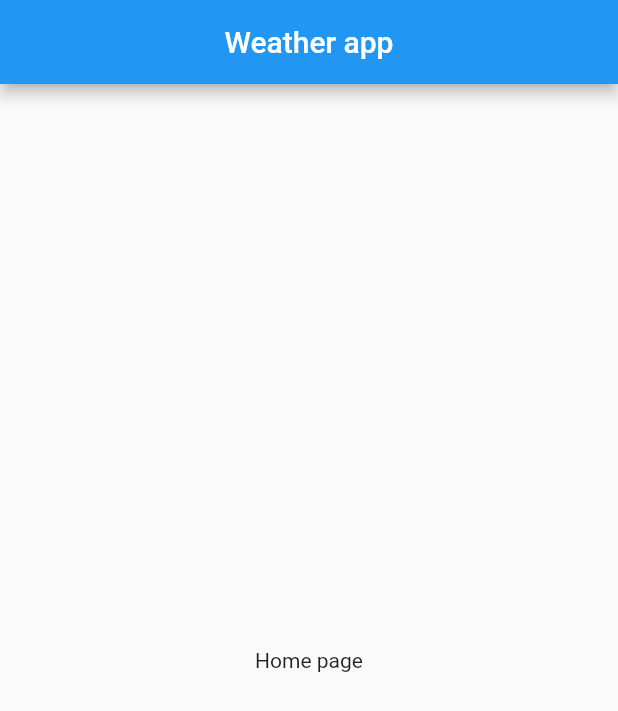
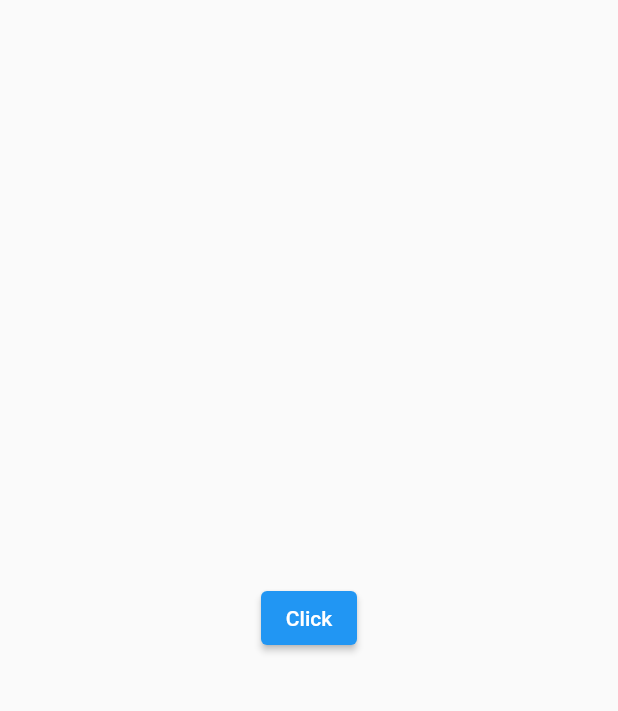
Before and after one commit to OstinPower41016/weather_app, a Flutter app: the screen it shows after launch, on a phone screen of 412 x 824 dp. Shown: the top 711 px of the screen. Run offline on Flutter 3.47's test engine with Material 2 defaults, Android fonts, the phone set to English and light mode, and no system bars; our stand-ins replace flutter_dotenv, get.

```diff
--- a/lib/app/controller/home_controller.dart
+++ /dev/null
@@ -1,22 +0,0 @@
-import 'package:get/get.dart';
-import 'package:weather_app/app/data/repository/weather_repository.dart';
-
-
-class HomeController extends GetxController {
-  String currentWeather = "";
-  String searchInputOfCity = "";
-  final WeatherRepository weatherRepo;
-
-  HomeController({required this.weatherRepo});
-
-
-  void setSearchInputOfCity(String value) {
-    searchInputOfCity = value;
-    _getCurrentWeather();
-  }
-
-  void _getCurrentWeather() {
-
-  }
-
-}
--- a/lib/app/data/repository/weather_repository.dart
+++ /dev/null
@@ -1,10 +0,0 @@
-
-import 'package:dio/dio.dart';
-import 'package:flutter/material.dart';
-import 'package:weather_app/app/data/provider/weather_api.dart';
-
-class WeatherRepository {
-  final WeatherAPI apiWeather;
-
-  WeatherRepository({required this.apiWeather});
-}
--- a/lib/app/routes/app_pages.dart
+++ /dev/null
@@ -1,13 +0,0 @@
-import 'package:get/get_navigation/src/routes/get_route.dart';
-import 'package:weather_app/app/bindings/home_binding.dart';
-import 'package:weather_app/app/ui/home_page.dart';
-
-part './app_routes.dart';
-
-class AppPages {
-  static final pages = [
-    GetPage(
-      name: Routes.INITIAL, page: () => HomePage(), binding: HomeBinding()
-    )
-  ];
-}
--- a/lib/app/routes/app_routes.dart
+++ /dev/null
@@ -1,5 +0,0 @@
-part of './app_pages.dart';
-
-abstract class Routes {
-  static const INITIAL = '/';
-}
--- a/lib/app/ui/home_page.dart
+++ /dev/null
@@ -1,20 +0,0 @@
-import 'package:flutter/material.dart';
-import 'package:get/get.dart';
-
-import 'package:weather_app/app/controller/home_controller.dart';
-
-
-class HomePage extends GetView<HomeController> {
-  const HomePage({super.key});
-
-  @override
-  Widget build(BuildContext context) {
-
-    return Scaffold(
-      appBar: AppBar(title: const Text("Weather app"), centerTitle: true),
-      body: Center(
-        child: Text("Home page"),
-      ),
-    );
-  }
-}
--- /dev/null
+++ b/lib/pages/home/domain/adapters/repository_adapter.dart
@@ -0,0 +1,7 @@
+import 'package:get/get_rx/src/rx_types/rx_types.dart';
+import 'package:weather_app/pages/home/domain/entity/weather_model.dart';
+
+abstract class IHomeRepository {
+  late Rx<WeatherModel?> weather;
+  Future setSearchCityText(String newSearchCityText);
+}
--- /dev/null
+++ b/lib/pages/home/presentation/controllers/home_controller.dart
@@ -0,0 +1,14 @@
+import "package:get/get.dart";
+
+import "package:weather_app/pages/home/domain/entity/weather_model.dart";
+
+import "../../domain/adapters/repository_adapter.dart";
+
+class HomeController extends StateController {
+    final IHomeRepository homeRepository;
+    HomeController({required this.homeRepository});
+
+    WeatherModel? getWheather()  {
+      return homeRepository.weather.value;
+    }
+}
--- /dev/null
+++ b/lib/pages/home/presentation/views/home_view.dart
@@ -0,0 +1,22 @@
+
+import 'package:flutter/material.dart';
+import 'package:flutter/src/widgets/framework.dart';
+import 'package:get/get.dart';
+import 'package:get/get_state_manager/src/simple/get_view.dart';
+
+import '../controllers/home_controller.dart';
+
+class HomeView extends GetView<HomeController> {
+  @override
+  Widget build(BuildContext context) {
+    return Scaffold(
+      body: Center(
+        child: ElevatedButton(
+          child: Text("Click"),
+          onPressed: controller.getWheather,
+        ),
+      ),
+    );
+  }
+
+}
--- /dev/null
+++ b/lib/routes/app_routes.dart
@@ -0,0 +1,5 @@
+part of "app_pages.dart";
+
+abstract class Routes {
+  static const INITIAL = "/";
+}
--- a/pubspec.yaml
+++ b/pubspec.yaml
@@ -37,9 +37,14 @@ dependencies:
   # Use with the CupertinoIcons class for iOS style icons.
   cupertino_icons: ^1.0.2
   get:
+    git:
+      url: https://github.com/jonataslaw/getx.git
+      ref: master
   geolocator:
   dio:
   flutter_dotenv: ^5.0.2
+  json_serializable: ^6.6.1
+  json_annotation: ^4.8.0
 
 dev_dependencies:
   flutter_test:
@@ -51,6 +56,7 @@ dev_dependencies:
   # package. See that file for information about deactivating specific lint
   # rules and activating additional ones.
   flutter_lints: ^2.0.0
+  build_runner: ^2.3.3
 
 # For information on the generic Dart part of this file, see the
 # following page: https://dart.dev/tools/pub/pubspec
```
Also changed, not shown: lib/app/bindings/home_binding.dart (deleted, +0 -18 lines), lib/app/data/config/api_client.dart (deleted, +0 -7 lines), lib/app/data/provider/weather_api.dart (deleted, +0 -8 lines), lib/main.dart (+11 -9 lines), lib/pages/home/bindings/home_binding.dart (added, +20 -0 lines), lib/pages/home/data/home_api_provider.dart (added, +33 -0 lines), lib/pages/home/data/home_repository.dart (added, +32 -0 lines), lib/pages/home/domain/entity/weather_model.dart (added, +65 -0 lines), lib/routes/app_pages.dart (added, +13 -0 lines), lib/pages/home/domain/entity/weather_model.g.dart (added), pubspec.lock.
